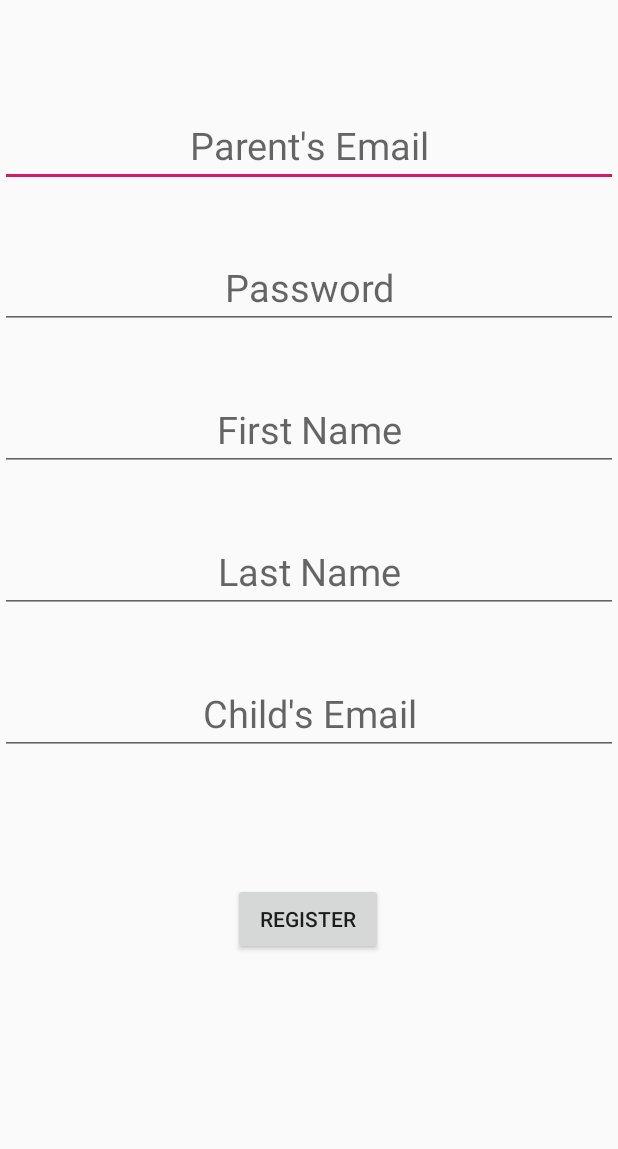
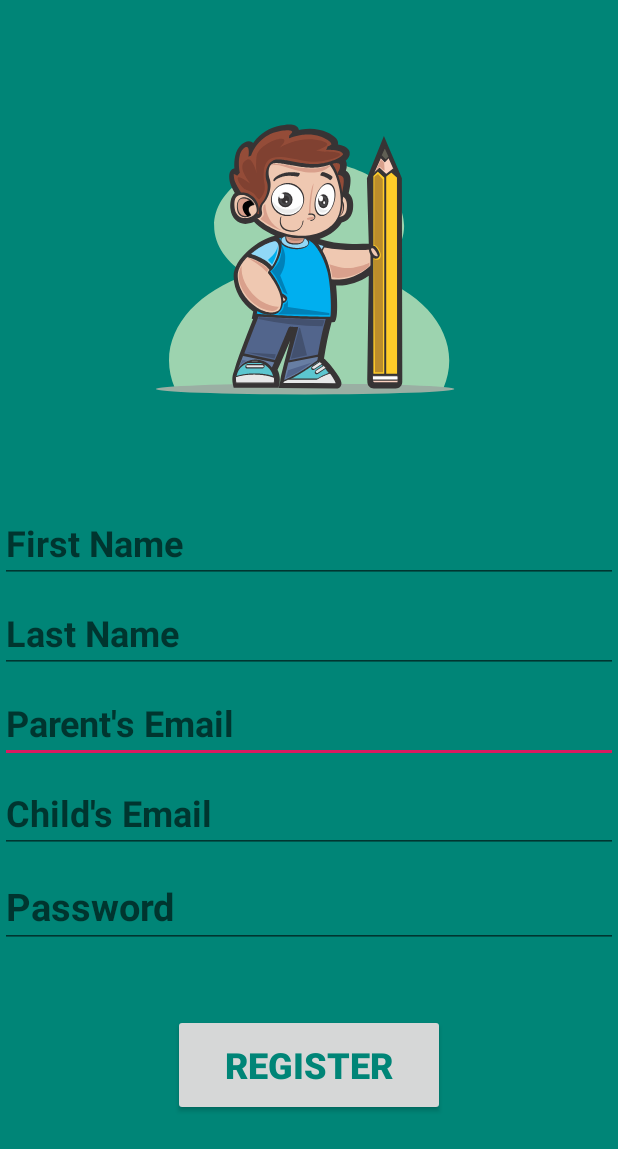
Before and after one commit to ashanettem/QuickMath, an Android app: the layout activity_admin_reg.xml on its own in the app's theme, with its tools: preview values and no code run, on a phone screen of 412 x 824 dp. Shown: the top 1149 px of the screen. Run offline under Robolectric (Android 15) with nearby library versions, the phone set to English and light mode, and no system bars.

Commit message:
Updated Layouts

```diff
--- a/app/src/main/AndroidManifest.xml
+++ b/app/src/main/AndroidManifest.xml
@@ -15,11 +15,14 @@
                 <category android:name="android.intent.category.LAUNCHER" />
             </intent-filter>
         </activity>
-
+        <activity android:name=".adminReg"></activity>
         <activity android:name=".dbTest"></activity>
         <activity android:name=".regActivity"></activity>
         <activity android:name=".allcalculation"></activity>
         <activity android:name=".choices"></activity>
+        <activity android:name=".adminDash"></activity>
+        <activity android:name=".childResults"></activity>
+        <activity android:name=".createExam"></activity>
 
 
     </application>
--- a/app/src/main/res/layout/activity_admin_reg.xml
+++ b/app/src/main/res/layout/activity_admin_reg.xml
@@ -4,183 +4,121 @@
     xmlns:tools="http://schemas.android.com/tools"
     android:layout_width="match_parent"
     android:layout_height="match_parent"
+    android:background="@color/colorPrimary"
     tools:context=".adminReg">
-
-    <TextView
-        android:id="@+id/spacer1"
-        android:layout_height="wrap_content"
-        android:layout_width="match_parent"
-        android:paddingBottom="50dp"
-        app:layout_constraintTop_toTopOf="parent"
-        app:layout_constraintLeft_toLeftOf="parent"
-        app:layout_constraintRight_toRightOf="parent"
-
-        />
 
 
     <EditText
         android:id="@+id/parRegEmail"
         android:layout_width="match_parent"
         android:layout_height="wrap_content"
-        android:gravity="center"
         android:hint="@string/parent_s_email"
         android:inputType="textWebEmailAddress"
-        android:textSize="25sp"
-        app:layout_constraintBottom_toTopOf="@+id/spacer2"
-
-        app:layout_constraintHorizontal_bias="1.0"
+        android:textColor="@color/common_google_signin_btn_text_dark_default"
+        android:textSize="24sp"
+        android:textStyle="bold"
+        app:layout_constraintBottom_toBottomOf="parent"
+        app:layout_constraintHorizontal_bias="0.0"
         app:layout_constraintLeft_toLeftOf="parent"
         app:layout_constraintRight_toRightOf="parent"
-        app:layout_constraintTop_toBottomOf="@+id/spacer1" />
-
-    <TextView
-        android:id="@+id/spacer2"
-        android:paddingTop="20dp"
-        android:layout_height="wrap_content"
-        android:layout_width="match_parent"
-        app:layout_constraintTop_toBottomOf="@+id/parRegEmail"
-        app:layout_constraintLeft_toLeftOf="parent"
-        app:layout_constraintRight_toRightOf="parent"
-
-
-        />
+        app:layout_constraintTop_toTopOf="parent"
+        app:layout_constraintVertical_bias="0.591" />
 
     <EditText
         android:id="@+id/parRegPass"
         android:layout_width="match_parent"
         android:layout_height="wrap_content"
-        android:layout_marginBottom="1dp"
-        android:gravity="center"
         android:hint="@string/password"
         android:inputType="textPassword"
+
+        android:textColor="@color/common_google_signin_btn_text_dark_default"
         android:textSize="25sp"
-        app:layout_constraintBottom_toTopOf="@+id/spacer3"
-
+        android:textStyle="bold"
+        app:layout_constraintBottom_toBottomOf="parent"
         app:layout_constraintHorizontal_bias="0.0"
         app:layout_constraintLeft_toLeftOf="parent"
         app:layout_constraintRight_toRightOf="parent"
-        app:layout_constraintTop_toBottomOf="@+id/spacer2" />
-
-    <TextView
-        android:id="@+id/spacer3"
-        android:paddingTop="20dp"
-        android:layout_height="wrap_content"
-        android:layout_width="match_parent"
-        app:layout_constraintTop_toBottomOf="@+id/parRegPass"
-        app:layout_constraintLeft_toLeftOf="parent"
-        app:layout_constraintRight_toRightOf="parent"
-
-
-        />
-
+        app:layout_constraintTop_toTopOf="parent"
+        app:layout_constraintVertical_bias="0.75" />
 
     <EditText
         android:id="@+id/nameTxt"
         android:layout_width="match_parent"
         android:layout_height="wrap_content"
-        android:gravity="center"
         android:hint="@string/first_name"
         android:inputType="text"
-        android:textSize="25dp"
-        app:layout_constraintBottom_toTopOf="@+id/spacer4"
+        android:textColor="@color/common_google_signin_btn_text_dark_default"
+        android:textSize="24sp"
+        android:textStyle="bold"
+
+        app:layout_constraintBottom_toBottomOf="parent"
         app:layout_constraintHorizontal_bias="0.0"
-
         app:layout_constraintLeft_toLeftOf="parent"
         app:layout_constraintRight_toRightOf="parent"
-        app:layout_constraintTop_toBottomOf="@+id/spacer3" />
-
-    <TextView
-        android:id="@+id/spacer4"
-        android:paddingBottom="20dp"
-        android:layout_height="wrap_content"
-        android:layout_width="match_parent"
-        app:layout_constraintTop_toBottomOf="@+id/nameTxt"
-        app:layout_constraintLeft_toLeftOf="parent"
-        app:layout_constraintRight_toRightOf="parent"
-
-
-        />
+        app:layout_constraintTop_toTopOf="parent"
+        app:layout_constraintVertical_bias="0.435" />
 
     <EditText
         android:id="@+id/lNameTxt"
         android:layout_width="match_parent"
         android:layout_height="wrap_content"
-        android:layout_marginBottom="1dp"
-        android:gravity="center"
         android:hint="@string/last_name"
         android:inputType="text"
-        android:textSize="25dp"
-        app:layout_constraintBottom_toTopOf="@+id/spacer6"
 
+        android:textColor="@color/common_google_signin_btn_text_dark_default"
+        android:textSize="24sp"
+        android:textStyle="bold"
+        app:layout_constraintBottom_toBottomOf="parent"
+        app:layout_constraintHorizontal_bias="0.0"
         app:layout_constraintLeft_toLeftOf="parent"
         app:layout_constraintRight_toRightOf="parent"
-        app:layout_constraintTop_toBottomOf="@+id/spacer4" />
-
-
-    <TextView
-        android:id="@+id/spacer6"
-        android:layout_width="match_parent"
-        android:layout_height="wrap_content"
-        android:paddingBottom="20dp"
-        app:layout_constraintLeft_toLeftOf="parent"
-        app:layout_constraintRight_toRightOf="parent"
-        app:layout_constraintTop_toBottomOf="@+id/lNameTxt"
-
-
-        />
-
+        app:layout_constraintTop_toTopOf="parent"
+        app:layout_constraintVertical_bias="0.513" />
 
     <EditText
         android:id="@+id/childEmail"
         android:layout_width="match_parent"
         android:layout_height="wrap_content"
-        android:gravity="center"
         android:hint="@string/child_s_email"
         android:inputType="date"
-        android:textSize="25dp"
-        app:layout_constraintBottom_toTopOf="@+id/spacer7"
+        android:textColor="@color/common_google_signin_btn_text_dark_default"
+        android:textSize="24sp"
+        android:textStyle="bold"
+
+        app:layout_constraintBottom_toBottomOf="parent"
         app:layout_constraintHorizontal_bias="0.0"
-
         app:layout_constraintLeft_toLeftOf="parent"
         app:layout_constraintRight_toRightOf="parent"
-        app:layout_constraintTop_toBottomOf="@+id/spacer6" />
-
-    <TextView
-        android:id="@+id/spacer7"
-        android:layout_width="match_parent"
-        android:layout_height="wrap_content"
-        android:paddingBottom="20dp"
-        app:layout_constraintLeft_toLeftOf="parent"
-        app:layout_constraintRight_toRightOf="parent"
-        app:layout_constraintTop_toBottomOf="@+id/childEmail"
-
-
-        />
-
+        app:layout_constraintTop_toTopOf="parent"
+        app:layout_constraintVertical_bias="0.669" />
 
     <Button
         android:id="@+id/btnReg"
-        android:layout_width="100dp"
-        android:layout_height="wrap_content"
-        android:layout_marginBottom="142dp"
+        android:layout_width="181dp"
+        android:layout_height="68dp"
+        android:layout_marginBottom="80dp"
         android:gravity="center"
         android:text="@string/register"
+        android:textColor="@color/colorPrimary"
+        android:textSize="24sp"
+        android:textStyle="bold"
         app:layout_constraintBottom_toBottomOf="parent"
-        app:layout_constraintHorizontal_bias="0.498"
         app:layout_constraintLeft_toLeftOf="parent"
         app:layout_constraintRight_toRightOf="parent"
-        app:layout_constraintTop_toBottomOf="@+id/spacer7" />
+        app:layout_constraintTop_toTopOf="parent"
+        app:layout_constraintVertical_bias="1.0" />
 
-
-
-
-
-
-
-
-
-
-
+    <ImageView
+        android:id="@+id/imageView2"
+        android:layout_width="wrap_content"
+        android:layout_height="wrap_content"
+        app:layout_constraintBottom_toBottomOf="parent"
+        app:layout_constraintEnd_toEndOf="parent"
+        app:layout_constraintHorizontal_bias="0.497"
+        app:layout_constraintStart_toStartOf="parent"
+        app:layout_constraintTop_toTopOf="parent"
+        app:layout_constraintVertical_bias="0.113"
+        app:srcCompat="@drawable/ic_boy_4220282" />
 
 
 </androidx.constraintlayout.widget.ConstraintLayout>
--- a/app/src/main/res/values/strings.xml
+++ b/app/src/main/res/values/strings.xml
@@ -27,4 +27,5 @@
     <string name="multiplication">Multiplication</string>
     <string name="division">Division</string>
     <string name="submit">CREATE</string>
+    <string name="signup">Admin Sign-Up</string>
 </resources>
```
Also changed, not shown: app/src/main/java/com/example/quickmath/Exam.java (+18 -0 lines), app/src/main/java/com/example/quickmath/MainActivity.java (+24 -14 lines), app/src/main/java/com/example/quickmath/adminReg.java (+87 -0 lines), app/src/main/java/com/example/quickmath/createExam.java (+102 -0 lines), app/src/main/res/layout/activity_admin_dash.xml (+15 -9 lines), app/src/main/res/layout/activity_create_exam.xml (+23 -11 lines), app/src/main/res/layout/activity_main.xml (+14 -0 lines).
